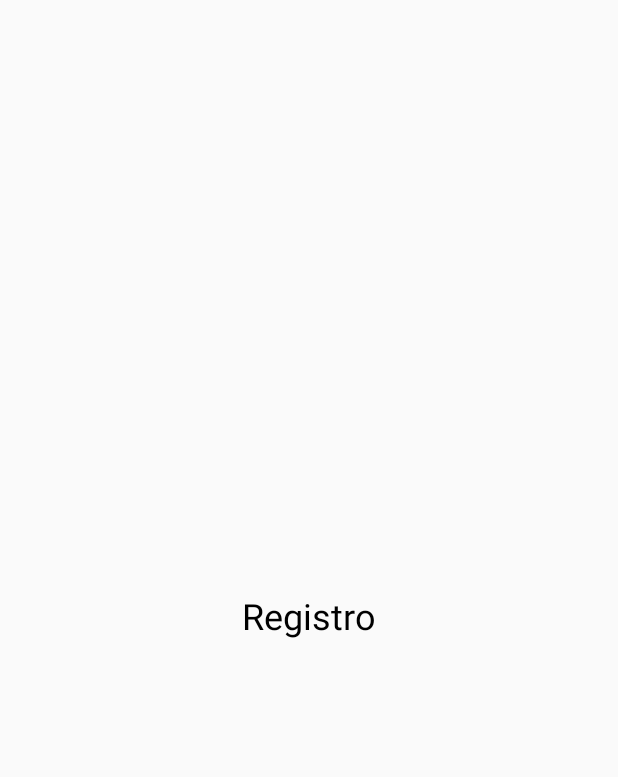
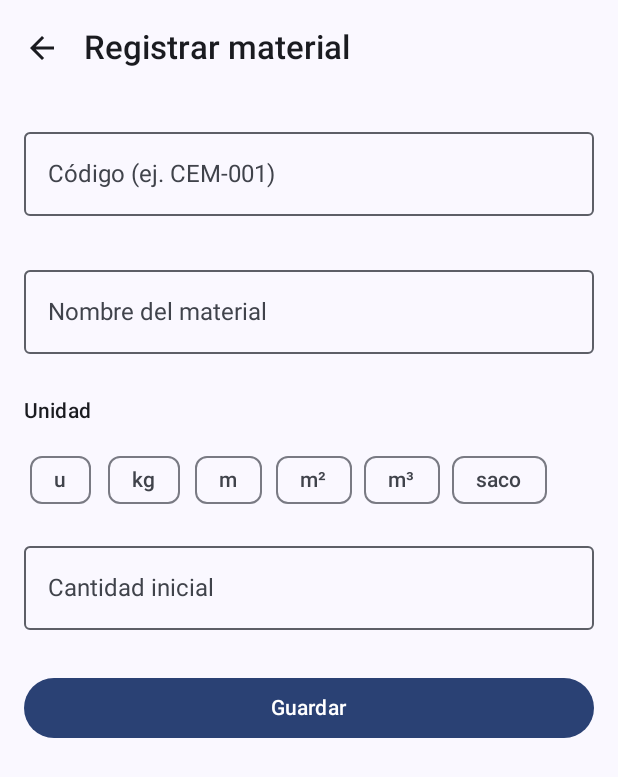
Before and after one commit to DanielGonzalezCeli/ObraStock_Grupo2, an Android app built with Jetpack Compose: the RegistroScreen screen opened through its navigation route, on a phone screen of 412 x 824 dp. Before the commit the part shown is almost empty. Shown: the top 777 px of the screen. Run offline under Robolectric (Android 15) with nearby library versions, the phone set to English and light mode, and no system bars.

Commit message:
feat(ui): agrega formulario de registro con validación segura

```diff
--- a/app/src/main/java/ec/edu/puce/obrastock/ui/navigation/NavGraph.kt
+++ b/app/src/main/java/ec/edu/puce/obrastock/ui/navigation/NavGraph.kt
@@ -13,6 +13,7 @@ import androidx.navigation.compose.composable
 import androidx.navigation.compose.rememberNavController
 import androidx.navigation.toRoute
 import ec.edu.puce.obrastock.ui.bodega.BodegaScreen
+import ec.edu.puce.obrastock.ui.registro.RegistroScreen
 
 /**
  * Grafo de navegación de ObraStock: un único NavHost con las tres pantallas.
@@ -28,7 +29,10 @@ fun NavGraph(navController: NavHostController = rememberNavController()) {
             )
         }
         composable<RegistroRoute> {
-            PantallaVacia(titulo = "Registro")
+            RegistroScreen(
+                onVolver = { navController.popBackStack() },
+                onGuardado = { navController.popBackStack() },
+            )
         }
         composable<DetalleRoute> { entrada ->
             val ruta = entrada.toRoute<DetalleRoute>()
--- /dev/null
+++ b/app/src/main/java/ec/edu/puce/obrastock/ui/registro/RegistroScreen.kt
@@ -0,0 +1,133 @@
+package ec.edu.puce.obrastock.ui.registro
+
+import androidx.compose.foundation.layout.Arrangement
+import androidx.compose.foundation.layout.Column
+import androidx.compose.foundation.layout.FlowRow
+import androidx.compose.foundation.layout.ExperimentalLayoutApi
+import androidx.compose.foundation.layout.fillMaxSize
+import androidx.compose.foundation.layout.fillMaxWidth
+import androidx.compose.foundation.layout.padding
+import androidx.compose.foundation.rememberScrollState
+import androidx.compose.foundation.text.KeyboardOptions
+import androidx.compose.foundation.verticalScroll
+import androidx.compose.material.icons.Icons
+import androidx.compose.material.icons.automirrored.filled.ArrowBack
+import androidx.compose.material3.Button
+import androidx.compose.material3.ExperimentalMaterial3Api
+import androidx.compose.material3.FilterChip
+import androidx.compose.material3.Icon
+import androidx.compose.material3.IconButton
+import androidx.compose.material3.MaterialTheme
+import androidx.compose.material3.OutlinedTextField
+import androidx.compose.material3.Scaffold
+import androidx.compose.material3.Text
+import androidx.compose.material3.TopAppBar
+import androidx.compose.runtime.Composable
+import androidx.compose.runtime.getValue
+import androidx.compose.runtime.mutableStateOf
+import androidx.compose.runtime.saveable.rememberSaveable
+import androidx.compose.runtime.setValue
+import androidx.compose.ui.Modifier
+import androidx.compose.ui.text.input.KeyboardType
+import androidx.compose.ui.unit.dp
+
+/**
+ * Formulario para registrar un material nuevo.
+ * Los campos usan rememberSaveable, así no se pierden al rotar la pantalla.
+ * Por ahora solo valida; guardar en la base de datos llega con Room.
+ */
+@OptIn(ExperimentalMaterial3Api::class, ExperimentalLayoutApi::class)
+@Composable
+fun RegistroScreen(
+    onVolver: () -> Unit,
+    onGuardado: () -> Unit,
+) {
+    var codigo by rememberSaveable { mutableStateOf("") }
+    var nombre by rememberSaveable { mutableStateOf("") }
+    var unidad by rememberSaveable { mutableStateOf("") }
+    var cantidad by rememberSaveable { mutableStateOf("") }
+    // Los errores solo se muestran después del primer intento de guardar
+    var intentoGuardar by rememberSaveable { mutableStateOf(false) }
+
+    val errores = ValidadorRegistro.validar(FormularioRegistro(codigo, nombre, unidad, cantidad))
+    val mostrar = if (intentoGuardar) errores else ErroresRegistro()
+
+    Scaffold(
+        topBar = {
+            TopAppBar(
+                title = { Text("Registrar material") },
+                navigationIcon = {
+                    IconButton(onClick = onVolver) {
+                        Icon(Icons.AutoMirrored.Filled.ArrowBack, contentDescription = "Volver")
+                    }
+                },
+            )
+        },
+    ) { relleno ->
+        Column(
+            modifier = Modifier
+                .fillMaxSize()
+                .padding(relleno)
+                .padding(16.dp)
+                .verticalScroll(rememberScrollState()),
+            verticalArrangement = Arrangement.spacedBy(12.dp),
+        ) {
+            CampoTexto("Código (ej. CEM-001)", codigo, mostrar.codigo) { codigo = it.take(20) }
+            CampoTexto("Nombre del material", nombre, mostrar.nombre) {
+                nombre = it.take(ValidadorRegistro.MAX_NOMBRE)
+            }
+
+            Text("Unidad", style = MaterialTheme.typography.labelLarge)
+            FlowRow(horizontalArrangement = Arrangement.spacedBy(8.dp)) {
+                ValidadorRegistro.UNIDADES.forEach { opcion ->
+                    FilterChip(
+                        selected = unidad == opcion,
+                        onClick = { unidad = opcion },
+                        label = { Text(opcion) },
+                    )
+                }
+            }
+            mostrar.unidad?.let {
+                Text(it, color = MaterialTheme.colorScheme.error, style = MaterialTheme.typography.bodySmall)
+            }
+
+            CampoTexto(
+                etiqueta = "Cantidad inicial",
+                valor = cantidad,
+                error = mostrar.cantidad,
+                teclado = KeyboardType.Decimal,
+            ) { cantidad = it.take(12) }
+
+            Button(
+                onClick = {
+                    intentoGuardar = true
+                    if (!errores.hayErrores) onGuardado()
+                },
+                modifier = Modifier.fillMaxWidth(),
+            ) {
+                Text("Guardar")
+            }
+        }
+    }
+}
+
+/** Campo de texto con su mensaje de error debajo. */
+@Composable
+private fun CampoTexto(
+    etiqueta: String,
+    valor: String,
+    error: String?,
+    teclado: KeyboardType = KeyboardType.Text,
+    onCambio: (String) -> Unit,
+) {
+    OutlinedTextField(
+        value = valor,
+        onValueChange = onCambio,
+        label = { Text(etiqueta) },
+        isError = error != null,
+        supportingText = { error?.let { Text(it) } },
+        singleLine = true,
+        keyboardOptions = KeyboardOptions(keyboardType = teclado),
+        modifier = Modifier.fillMaxWidth(),
+    )
+}
--- /dev/null
+++ b/app/src/main/java/ec/edu/puce/obrastock/ui/registro/ValidadorRegistro.kt
@@ -0,0 +1,70 @@
+package ec.edu.puce.obrastock.ui.registro
+
+/** Lo que el usuario escribe en el formulario; todo llega como texto. */
+data class FormularioRegistro(
+    val codigo: String = "",
+    val nombre: String = "",
+    val unidad: String = "",
+    val cantidad: String = "",
+)
+
+/** Un mensaje de error por campo; null significa que el campo está bien. */
+data class ErroresRegistro(
+    val codigo: String? = null,
+    val nombre: String? = null,
+    val unidad: String? = null,
+    val cantidad: String? = null,
+) {
+    val hayErrores: Boolean
+        get() = listOf(codigo, nombre, unidad, cantidad).any { it != null }
+}
+
+/**
+ * Validación segura del formulario: nunca lanza excepciones con datos raros
+ * (texto vacío, letras en la cantidad, números enormes, NaN, caracteres extraños).
+ */
+object ValidadorRegistro {
+
+    const val MAX_NOMBRE = 60
+    const val MAX_CANTIDAD = 100_000.0
+    val UNIDADES = listOf("u", "kg", "m", "m²", "m³", "saco")
+
+    private val patronCodigo = Regex("^[A-Za-z0-9-]{3,20}$")
+    private val caracteresNoPermitidos = Regex("[<>{};\"\\\\]")
+
+    /** Quita espacios al inicio y al final y junta los espacios repetidos. */
+    fun limpiar(texto: String): String = texto.trim().replace(Regex("\\s+"), " ")
+
+    /** Convierte la cantidad aceptando coma o punto; devuelve null si no es un número válido. */
+    fun leerCantidad(texto: String): Double? =
+        limpiar(texto).replace(',', '.').toDoubleOrNull()?.takeIf { it.isFinite() }
+
+    fun validar(formulario: FormularioRegistro): ErroresRegistro {
+        val codigo = limpiar(formulario.codigo)
+        val nombre = limpiar(formulario.nombre)
+        val cantidadTexto = limpiar(formulario.cantidad)
+        val cantidad = leerCantidad(cantidadTexto)
+
+        return ErroresRegistro(
+            codigo = when {
+                codigo.isEmpty() -> "El código es obligatorio"
+                !patronCodigo.matches(codigo) -> "Usa de 3 a 20 letras, números o guiones"
+                else -> null
+            },
+            nombre = when {
+                nombre.isEmpty() -> "El nombre es obligatorio"
+                nombre.length > MAX_NOMBRE -> "Máximo $MAX_NOMBRE caracteres"
+                caracteresNoPermitidos.containsMatchIn(nombre) -> "El nombre tiene caracteres no permitidos"
+                else -> null
+            },
+            unidad = if (formulario.unidad !in UNIDADES) "Elige una unidad" else null,
+            cantidad = when {
+                cantidadTexto.isEmpty() -> "La cantidad es obligatoria"
+                cantidad == null -> "Ingresa un número válido"
+                cantidad <= 0.0 -> "La cantidad debe ser mayor que cero"
+                cantidad > MAX_CANTIDAD -> "La cantidad es demasiado grande"
+                else -> null
+            },
+        )
+    }
+}
```
Also changed, not shown: 1 other file.
